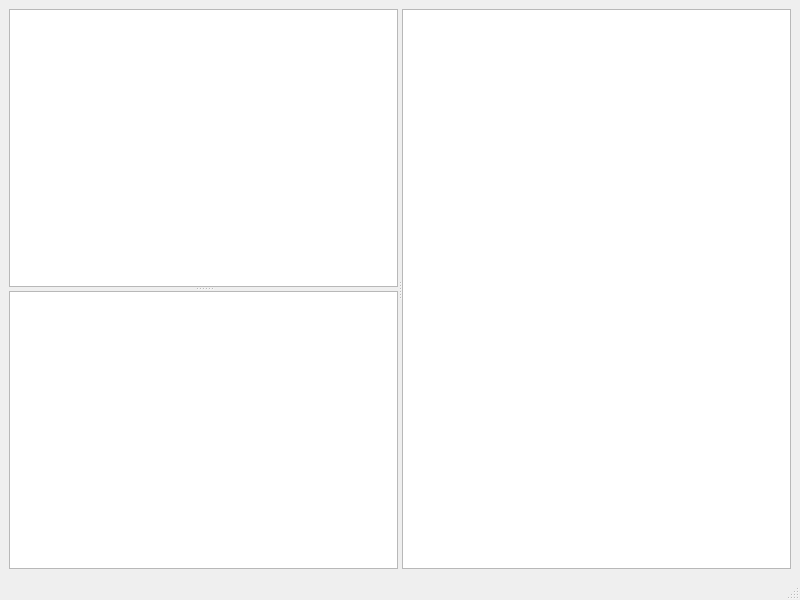
Old version of the form 1372813 C++ labs/qt/texted/mainwindow.ui in the repository sirvickr/homework.
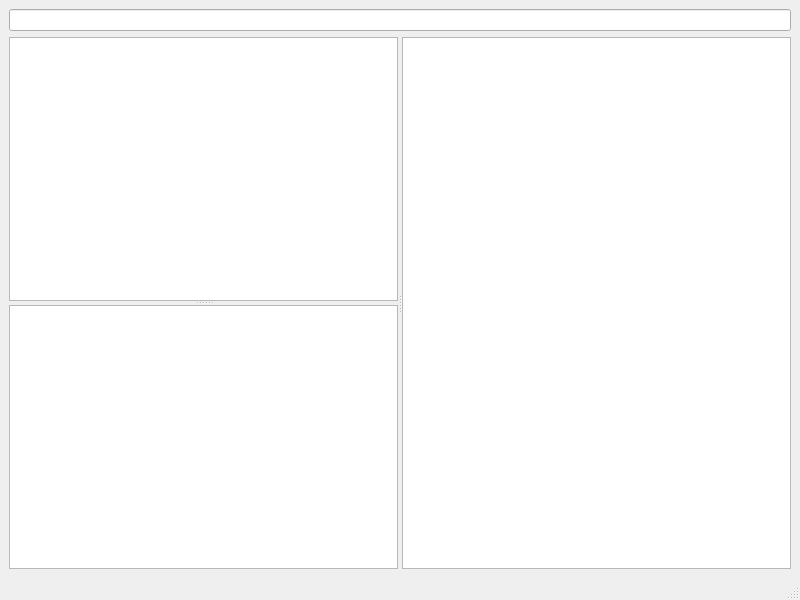
New version of the form.

What changed in the file:
```diff
--- a/1372813 C++ labs/qt/texted/mainwindow.ui
+++ b/1372813 C++ labs/qt/texted/mainwindow.ui
@@ -15,6 +15,13 @@
   </property>
   <widget class="QWidget" name="centralwidget">
    <layout class="QVBoxLayout" name="verticalLayout">
+    <item>
+     <widget class="QLineEdit" name="txtFilter">
+      <property name="toolTip">
+       <string>Фильтры по имени файлов (разделены символом &quot;;&quot;)</string>
+      </property>
+     </widget>
+    </item>
     <item>
      <widget class="QSplitter" name="splitHorz">
       <property name="orientation">
```
Left out of the diff: 41 changed lines with no effect on the pictures.
